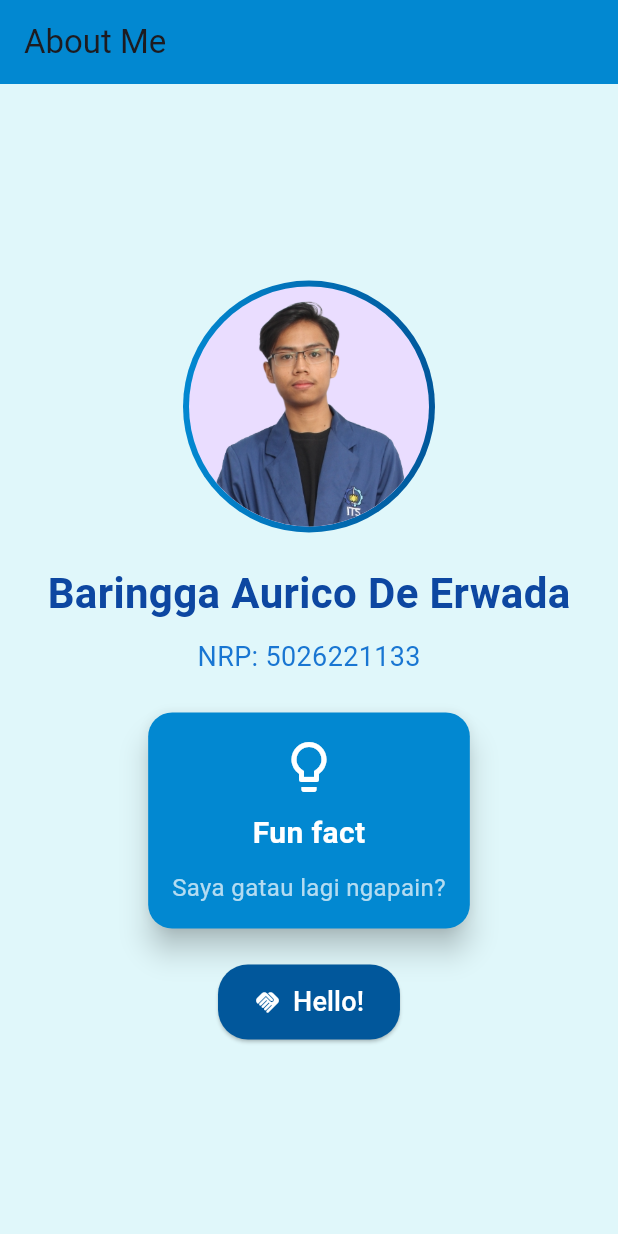
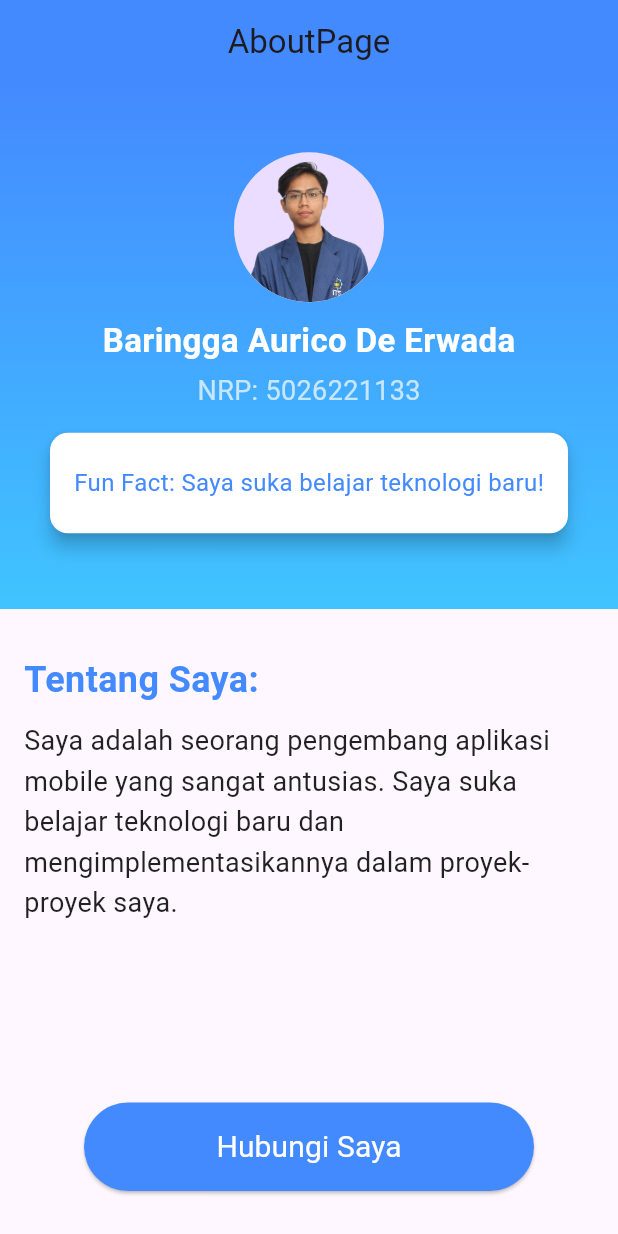
Before and after one commit to baringgaau/baringgaau.github.io, a Flutter app: the screen it shows after launch, on a phone screen of 412 x 824 dp. Run offline on Flutter 3.47's test engine with Material 3 defaults, Android fonts, the phone set to English and light mode, and no system bars.

Commit message:
first commit

```diff
--- a/lib/main.dart
+++ b/lib/main.dart
@@ -1,147 +1,130 @@
 import 'package:flutter/material.dart';
 
-void main() {
-  runApp(const MyApp());
-}
-
-class MyApp extends StatelessWidget {
-  const MyApp({super.key});
-
-  @override
-  Widget build(BuildContext context) {
-    return MaterialApp(
-      title: 'AboutPage',
-      theme: ThemeData(
-        primarySwatch: Colors.blue,
-      ),
-      home: const AboutPage(),
-    );
-  }
-}
+void main() => runApp(MaterialApp(
+      home: AboutPage(),
+    ));
 
 class AboutPage extends StatelessWidget {
-  const AboutPage({super.key});
-
   @override
   Widget build(BuildContext context) {
     return Scaffold(
-      backgroundColor: const Color(0xFFE0F7FA), // Background biru muda
       appBar: AppBar(
-        title: const Text('About Me'),
-        backgroundColor: const Color(0xFF0288D1), // Warna biru laut
+        title: Text("AboutPage"),
+        centerTitle: true,
+        backgroundColor: Colors.blueAccent,
       ),
-      body: Center(
-        child: SingleChildScrollView(
-          child: Padding(
-            padding: const EdgeInsets.all(16.0),
+      body: Column(
+        children: <Widget>[
+          Container(
+            decoration: BoxDecoration(
+                gradient: LinearGradient(
+                    begin: Alignment.topCenter,
+                    end: Alignment.bottomCenter,
+                    colors: [Colors.blueAccent, Colors.lightBlueAccent])),
+            child: Container(
+              width: double.infinity,
+              height: 350.0,
+              child: Center(
                 child: Column(
-              children: [
-                // Foto Profil dengan Border Gradient
-                Container(
-                  decoration: const BoxDecoration(
-                    shape: BoxShape.circle,
-                    gradient: LinearGradient(
-                      colors: [Color(0xFF0288D1), Color(0xFF01579B)],
+                  crossAxisAlignment: CrossAxisAlignment.center,
+                  mainAxisAlignment: MainAxisAlignment.center,
+                  children: <Widget>[
+                    CircleAvatar(
+                      backgroundImage: AssetImage(
+                          'assets/foto.png'), // Ganti dengan lokasi gambar Anda
+                      radius: 50.0,
+                    ),
+                    SizedBox(height: 10.0),
+                    Text(
+                      "Baringga Aurico De Erwada",
+                      style: TextStyle(
+                        fontSize: 22.0,
+                        color: Colors.white,
+                        fontWeight: FontWeight.bold,
                       ),
                     ),
-                  padding: const EdgeInsets.all(4.0),
-                  child: const CircleAvatar(
-                    radius: 80,
-                    backgroundImage: AssetImage('assets/foto.png'),
+                    SizedBox(height: 5.0),
+                    Text(
+                      "NRP: 5026221133", // Ganti dengan NRP Anda
+                      style: TextStyle(
+                        fontSize: 18.0,
+                        color: Colors.white70,
                       ),
                     ),
-                const SizedBox(height: 20),
-                // Nama Lengkap
-                Text(
-                  'Baringga Aurico De Erwada',
+                    SizedBox(height: 10.0),
+                    Card(
+                      margin:
+                          EdgeInsets.symmetric(horizontal: 20.0, vertical: 5.0),
+                      color: Colors.white,
+                      elevation: 5.0,
+                      child: Padding(
+                        padding: const EdgeInsets.symmetric(
+                            horizontal: 16.0, vertical: 22.0),
+                        child: Text(
+                          "Fun Fact: Saya suka belajar teknologi baru!",
                           style: TextStyle(
-                    fontSize: 28,
-                    fontWeight: FontWeight.bold,
-                    color: Colors.blue.shade900,
+                            fontSize: 16.0,
+                            color: Colors.blueAccent,
                           ),
                         ),
-                const SizedBox(height: 10),
-                // NRP
-                Text(
-                  'NRP: 5026221133',
-                  style: TextStyle(
-                    fontSize: 18,
-                    color: Colors.blue.shade700,
-                  ),
-                ),
-                const SizedBox(height: 20),
-                // Funfact Card
-                Card(
-                  color: const Color(0xFF0288D1),
-                  elevation: 8,
-                  shape: RoundedRectangleBorder(
-                    borderRadius: BorderRadius.circular(16),
-                  ),
-                  child: const Padding(
-                    padding: EdgeInsets.all(16.0),
-                    child: Column(
-                      children: [
-                        Icon(
-                          Icons.lightbulb_outline,
-                          size: 40,
-                          color: Colors.white,
-                        ),
-                        SizedBox(height: 10),
-                        Text(
-                          'Fun fact',
-                          style: TextStyle(
-                            fontSize: 20,
-                            fontWeight: FontWeight.bold,
-                            color: Colors.white,
-                          ),
-                        ),
-                        SizedBox(height: 10),
-                        Text(
-                          'Saya gatau lagi ngapain?',
-                          textAlign: TextAlign.center,
-                          style: TextStyle(
-                            fontSize: 16,
-                            color: Colors.white70,
                       ),
                     ),
                   ],
                 ),
               ),
             ),
-                const SizedBox(height: 20),
-                // Tombol Aksi
-                ElevatedButton.icon(
-                  style: ElevatedButton.styleFrom(
-                    backgroundColor: const Color(0xFF01579B),
-                    padding: const EdgeInsets.symmetric(
-                      horizontal: 24,
-                      vertical: 12,
           ),
-                    shape: RoundedRectangleBorder(
-                      borderRadius: BorderRadius.circular(20),
+          Container(
+            padding:
+                const EdgeInsets.symmetric(vertical: 30.0, horizontal: 16.0),
+            child: Column(
+              crossAxisAlignment: CrossAxisAlignment.start,
+              children: <Widget>[
+                Text(
+                  "Tentang Saya:",
+                  style: TextStyle(
+                    color: Colors.blueAccent,
+                    fontSize: 24.0,
+                    fontWeight: FontWeight.bold,
                   ),
                 ),
-                  icon: const Icon(Icons.handshake, color: Colors.white),
-                  label: const Text(
-                    'Hello!',
-                    style: TextStyle(fontSize: 18, color: Colors.white),
+                SizedBox(height: 10.0),
+                Text(
+                  "Saya adalah seorang pengembang aplikasi mobile yang sangat antusias. Saya suka belajar teknologi baru dan mengimplementasikannya dalam proyek-proyek saya.",
+                  style: TextStyle(
+                    fontSize: 18.0,
+                    color: Colors.black87,
+                    height: 1.5,
                   ),
-                  onPressed: () {
-                    ScaffoldMessenger.of(context).showSnackBar(
-                      const SnackBar(
-                        content: Text(
-                          'Terima kasih sudah berbelanja silahkan datang kembali!',
-                          style: TextStyle(color: Colors.white),
-                        ),
-                        backgroundColor: Color(0xFF0288D1),
-                      ),
-                    );
-                  },
                 ),
               ],
             ),
           ),
+          Spacer(),
+          Container(
+            width: 300.0,
+            child: ElevatedButton(
+              onPressed: () {
+                // Action button
+              },
+              style: ElevatedButton.styleFrom(
+                padding: EdgeInsets.all(15.0),
+                backgroundColor: Colors.blueAccent,
+                shape: RoundedRectangleBorder(
+                  borderRadius: BorderRadius.circular(30.0),
                 ),
+              ),
+              child: Text(
+                "Hubungi Saya",
+                style: TextStyle(
+                    color: Colors.white,
+                    fontSize: 20.0,
+                    fontWeight: FontWeight.w400),
+              ),
+            ),
+          ),
+          SizedBox(height: 30.0),
+        ],
       ),
     );
   }
```
Lines whose indentation alone changed are shown as unchanged.
